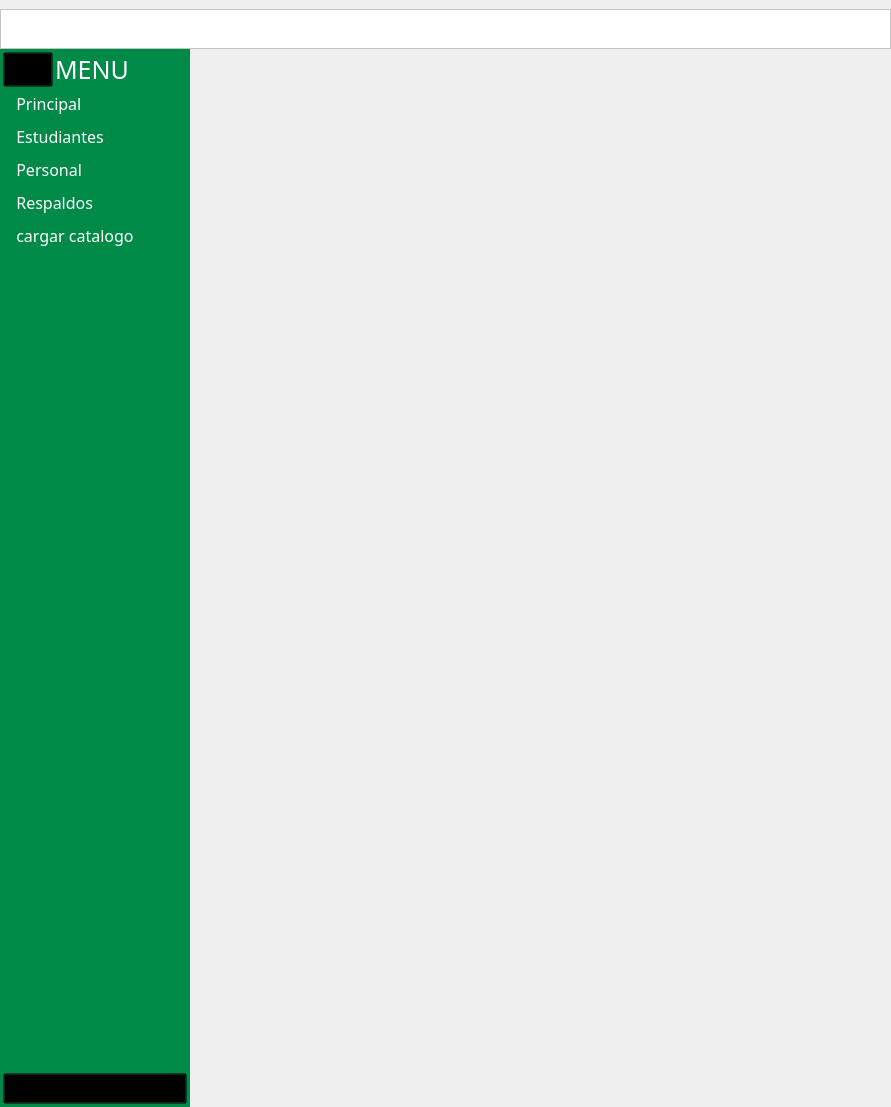
Before: the Qt Designer form recursos_graficos_y_logicos/elementos_graficos_ui/pantalla_principal.ui in Enmanuel-86/TELA-APP, drawn with Qt 5.
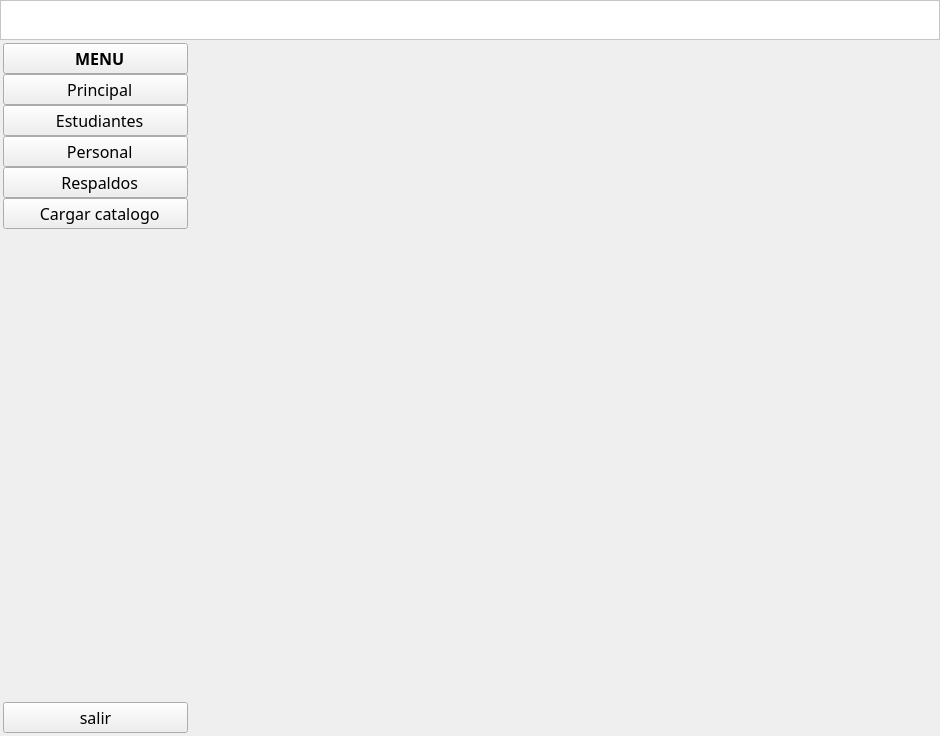
After: the same form once the commit is applied. Icons and pictures are not drawn.

Commit message: Se empezo a quitar los estilos del mismo .ui y en el .py para poder implementar los estilos desde la hoja de estilos

The edit to the form file:
```diff
--- a/recursos_graficos_y_logicos/elementos_graficos_ui/pantalla_principal.ui
+++ b/recursos_graficos_y_logicos/elementos_graficos_ui/pantalla_principal.ui
@@ -6,8 +6,8 @@
    <rect>
     <x>0</x>
     <y>0</y>
-    <width>891</width>
-    <height>1107</height>
+    <width>940</width>
+    <height>736</height>
    </rect>
   </property>
   <property name="windowTitle">
@@ -21,6 +21,9 @@
     <property name="leftMargin">
      <number>0</number>
     </property>
+    <property name="topMargin">
+     <number>0</number>
+    </property>
     <property name="rightMargin">
      <number>0</number>
     </property>
@@ -37,25 +40,28 @@
      </widget>
     </item>
     <item row="1" column="0">
-     <widget class="QScrollArea" name="area_scroll_side_bar">
+     <widget class="QScrollArea" name="sidebar">
+      <property name="minimumSize">
+       <size>
+        <width>41</width>
+        <height>0</height>
+       </size>
+      </property>
       <property name="maximumSize">
        <size>
-        <width>190</width>
+        <width>191</width>
         <height>16777215</height>
        </size>
       </property>
       <property name="styleSheet">
-       <string notr="true">QScrollArea{
-
-	
-	
-	background-color: rgb(0, 138, 71);
-	padding: 3px 3px;
-}</string>
+       <string notr="true"/>
       </property>
       <property name="frameShape">
        <enum>QFrame::NoFrame</enum>
       </property>
+      <property name="frameShadow">
+       <enum>QFrame::Plain</enum>
+      </property>
       <property name="horizontalScrollBarPolicy">
        <enum>Qt::ScrollBarAlwaysOff</enum>
       </property>
@@ -67,103 +73,34 @@
         <rect>
          <x>0</x>
          <y>0</y>
-         <width>184</width>
-         <height>1042</height>
+         <width>191</width>
+         <height>686</height>
         </rect>
        </property>
        <property name="styleSheet">
-        <string notr="true">background:transparent;</string>
+        <string notr="true"/>
        </property>
-       <layout class="QHBoxLayout" name="horizontalLayout_3">
-        <property name="spacing">
-         <number>0</number>
-        </property>
-        <property name="leftMargin">
-         <number>0</number>
-        </property>
-        <property name="topMargin">
-         <number>0</number>
-        </property>
-        <property name="rightMargin">
-         <number>0</number>
-        </property>
-        <property name="bottomMargin">
-         <number>0</number>
-        </property>
-        <item>
-         <widget class="QFrame" name="side_bar">
-          <property name="styleSheet">
-           <string notr="true">QFrame{
-
-background-color: transparent;
-}</string>
-          </property>
-          <property name="frameShape">
-           <enum>QFrame::NoFrame</enum>
-          </property>
-          <property name="frameShadow">
-           <enum>QFrame::Raised</enum>
+       <property name="tipo" stdset="0">
+        <string>sidebar</string>
           </property>
           <layout class="QVBoxLayout" name="verticalLayout_2">
            <property name="spacing">
             <number>0</number>
            </property>
            <property name="leftMargin">
-            <number>0</number>
+         <number>3</number>
            </property>
            <property name="topMargin">
-            <number>0</number>
+         <number>3</number>
            </property>
            <property name="rightMargin">
-            <number>0</number>
+         <number>3</number>
            </property>
            <property name="bottomMargin">
-            <number>0</number>
-           </property>
-           <item alignment="Qt::AlignLeft">
-            <widget class="QFrame" name="frame">
-             <property name="font">
-              <font>
-               <family>Franklin Gothic Demi Cond</family>
-               <weight>50</weight>
-               <bold>false</bold>
-              </font>
-             </property>
-             <property name="styleSheet">
-              <string notr="true">QFrame{
-
-	padding:0px 0px 0px 0px;
-
-}
-</string>
-             </property>
-             <layout class="QHBoxLayout" name="horizontalLayout_2">
-              <property name="spacing">
-               <number>2</number>
-              </property>
-              <property name="sizeConstraint">
-               <enum>QLayout::SetNoConstraint</enum>
-              </property>
-              <property name="leftMargin">
-               <number>0</number>
-              </property>
-              <property name="topMargin">
-               <number>0</number>
-              </property>
-              <property name="rightMargin">
-               <number>0</number>
-              </property>
-              <property name="bottomMargin">
-               <number>0</number>
-              </property>
-              <item alignment="Qt::AlignLeft">
+         <number>3</number>
+        </property>
+        <item>
                <widget class="QPushButton" name="boton_menu">
-                <property name="maximumSize">
-                 <size>
-                  <width>62</width>
-                  <height>16777215</height>
-                 </size>
-                </property>
                 <property name="font">
                  <font>
                   <family>Franklin Gothic Demi Cond</family>
@@ -173,41 +110,10 @@
                  </font>
                 </property>
                 <property name="styleSheet">
-                 <string notr="true">QPushButton {
-    /* Mantiene el icono a la izquierda y el texto más a la derecha */
-    text-align: left;
-    
-	background:transparent; 
-	
-	color: rgb(255, 255, 255);
-	
-
-	padding:5px 0px 5px 5px;
-
-}
-
-QPushButton:hover {
-
-
-	
-	background-color: rgb(0, 89, 45);
-
-}
-
-QPushButton:checked{
-
-
-	
-	background-color: rgb(0, 89, 45);
-
-}
-
-
-
-</string>
+           <string notr="true"/>
                 </property>
                 <property name="text">
-                 <string/>
+           <string>  MENU</string>
                 </property>
                 <property name="icon">
                  <iconset>
@@ -231,45 +137,9 @@
                 <property name="flat">
                  <bool>false</bool>
                 </property>
-               </widget>
-              </item>
-              <item alignment="Qt::AlignLeft">
-               <widget class="QLabel" name="label_menu">
-                <property name="sizePolicy">
-                 <sizepolicy hsizetype="Preferred" vsizetype="Preferred">
-                  <horstretch>10</horstretch>
-                  <verstretch>0</verstretch>
-                 </sizepolicy>
-                </property>
-                <property name="maximumSize">
-                 <size>
-                  <width>80</width>
-                  <height>50</height>
-                 </size>
-                </property>
-                <property name="font">
-                 <font>
-                  <family>Franklin Gothic Demi Cond</family>
-                  <pointsize>19</pointsize>
-                  <weight>50</weight>
-                  <bold>false</bold>
-                 </font>
-                </property>
-                <property name="styleSheet">
-                 <string notr="true">QLabel{
-
-	
-	color: rgb(255, 255, 255);
-	padding:0px;
-
-}</string>
-                </property>
-                <property name="text">
-                 <string>MENU</string>
-                </property>
-               </widget>
-              </item>
-             </layout>
+          <property name="tipo" stdset="0">
+           <string>boton_sidebar</string>
+          </property>
             </widget>
            </item>
            <item>
@@ -286,46 +156,7 @@
               </font>
              </property>
              <property name="styleSheet">
-              <string notr="true">QPushButton {
-    /* Mantiene el icono a la izquierda y el texto más a la derecha */
-    text-align: left;
-    
-
-	background:transparent; 
-	
-	color: rgb(255, 255, 255);
-	border:none;
-	padding:5px 0px 5px 5px;
-
-}
-
-QPushButton:hover {
-
-
-	
-	background-color: rgb(0, 89, 45);
-
-}
-
-QPushButton:checked{
-
-
-	
-	background-color: rgb(0, 89, 45);
-	border-left:3px solid rgb(0, 183, 72);
-	padding-left:4px;
-
-}
-
-QPushButton:disabled{
-
-	
-	background-color: rgb(0, 92, 47)
-
-}
-
-
-</string>
+           <string notr="true"/>
              </property>
              <property name="text">
               <string>  Principal</string>
@@ -362,46 +193,7 @@
               </font>
              </property>
              <property name="styleSheet">
-              <string notr="true">QPushButton {
-    /* Mantiene el icono a la izquierda y el texto más a la derecha */
-    text-align: left;
-    
-
-	background:transparent; 
-	
-	color: rgb(255, 255, 255);
-	border:none;
-	padding:5px 0px 5px 5px;
-
-}
-
-QPushButton:hover {
-
-
-	
-	background-color: rgb(0, 89, 45);
-
-}
-
-QPushButton:checked{
-
-
-	
-	background-color: rgb(0, 89, 45);
-	border-left:3px solid rgb(0, 183, 72);
-	padding-left:4px;
-
-}
-
-QPushButton:disabled{
-
-	
-	background-color: rgb(0, 92, 47)
-
-}
-
-
-</string>
+           <string notr="true"/>
              </property>
              <property name="text">
               <string>  Estudiantes</string>
@@ -447,46 +239,7 @@
               </font>
              </property>
              <property name="styleSheet">
-              <string notr="true">QPushButton {
-    /* Mantiene el icono a la izquierda y el texto más a la derecha */
-    text-align: left;
-    
-
-	background:transparent; 
-	
-	color: rgb(255, 255, 255);
-	border:none;
-	padding:5px 0px 5px 5px;
-
-}
-
-QPushButton:hover {
-
-
-	
-	background-color: rgb(0, 89, 45);
-
-}
-
-QPushButton:checked{
-
-
-	
-	background-color: rgb(0, 89, 45);
-	border-left:3px solid rgb(0, 183, 72);
-	padding-left:4px;
-
-}
-
-QPushButton:disabled{
-
-	
-	background-color: rgb(0, 92, 47)
-
-}
-
-
-</string>
+           <string notr="true"/>
              </property>
              <property name="text">
               <string>  Personal</string>
@@ -504,6 +257,9 @@
              <property name="checkable">
               <bool>true</bool>
              </property>
+          <property name="checked">
+           <bool>false</bool>
+          </property>
              <property name="autoRepeat">
               <bool>true</bool>
              </property>
@@ -523,46 +279,7 @@
               </font>
              </property>
              <property name="styleSheet">
-              <string notr="true">QPushButton {
-    /* Mantiene el icono a la izquierda y el texto más a la derecha */
-    text-align: left;
-    
-
-	background:transparent; 
-	
-	color: rgb(255, 255, 255);
-	border:none;
-	padding:5px 0px 5px 5px;
-
-}
-
-QPushButton:hover {
-
-
-	
-	background-color: rgb(0, 89, 45);
-
-}
-
-QPushButton:checked{
-
-
-	
-	background-color: rgb(0, 89, 45);
-	border-left:3px solid rgb(0, 183, 72);
-	padding-left:4px;
-
-}
-
-QPushButton:disabled{
-
-	
-	background-color: rgb(0, 92, 47)
-
-}
-
-
-</string>
+           <string notr="true"/>
              </property>
              <property name="text">
               <string>  Respaldos</string>
@@ -602,49 +319,10 @@
               </font>
              </property>
              <property name="styleSheet">
-              <string notr="true">QPushButton {
-    /* Mantiene el icono a la izquierda y el texto más a la derecha */
-    text-align: left;
-    
-
-	background:transparent; 
-	
-	color: rgb(255, 255, 255);
-	border:none;
-	padding:5px 0px 5px 5px;
-
-}
-
-QPushButton:hover {
-
-
-	
-	background-color: rgb(0, 89, 45);
-
-}
-
-QPushButton:checked{
-
-
-	
-	background-color: rgb(0, 89, 45);
-	border-left:3px solid rgb(0, 183, 72);
-	padding-left:4px;
-
-}
-
-QPushButton:disabled{
-
-	
-	background-color: rgb(0, 92, 47)
-
-}
-
-
-</string>
+           <string notr="true"/>
              </property>
              <property name="text">
-              <string>  cargar catalogo</string>
+           <string>  Cargar catalogo</string>
              </property>
              <property name="icon">
               <iconset>
@@ -685,7 +363,7 @@
              </property>
             </spacer>
            </item>
-           <item alignment="Qt::AlignBottom">
+        <item>
             <widget class="QPushButton" name="boton_salir">
              <property name="font">
               <font>
@@ -749,10 +427,7 @@
            </item>
           </layout>
          </widget>
-        </item>
-       </layout>
-      </widget>
-     </widget>
+     </widget>
     </item>
     <item row="0" column="0" colspan="2">
      <widget class="QFrame" name="espacio_princiapl">
```
Left out of the diff: 423 changed lines with no effect on the pictures. Lines whose indentation alone changed are shown as unchanged. The commit also changes 3 other files.
